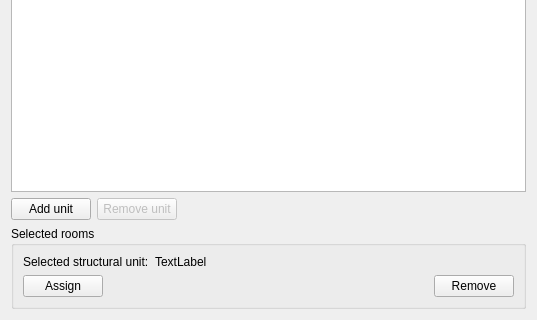
ghorwin/SIM-VICUS, file SIM-VICUS/src/SVPropBuildingStructuralUnitWidget.ui: the form before one commit; both pictures show x 0 to 537 and y 325 to 645 of the 537 by 645 pixel window.
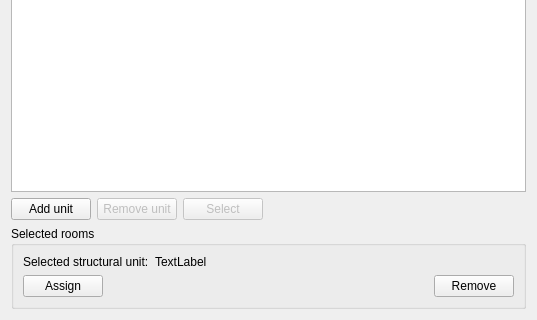
The form after the commit. Icons and pictures are not drawn.

Commit message: added 'select' buttons, tries to update the reference of AcousticBoundaryCondition to SoundAbsorption when ID gebogen

Patch:
```diff
--- a/SIM-VICUS/src/SVPropBuildingStructuralUnitWidget.ui
+++ b/SIM-VICUS/src/SVPropBuildingStructuralUnitWidget.ui
@@ -44,6 +44,16 @@
        </property>
       </widget>
      </item>
+     <item>
+      <widget class="QPushButton" name="pushButtonSelect">
+       <property name="enabled">
+        <bool>false</bool>
+       </property>
+       <property name="text">
+        <string>Select</string>
+       </property>
+      </widget>
+     </item>
      <item>
       <spacer name="horizontalSpacer_2">
        <property name="orientation">
```
The commit also changes 9 other files.
